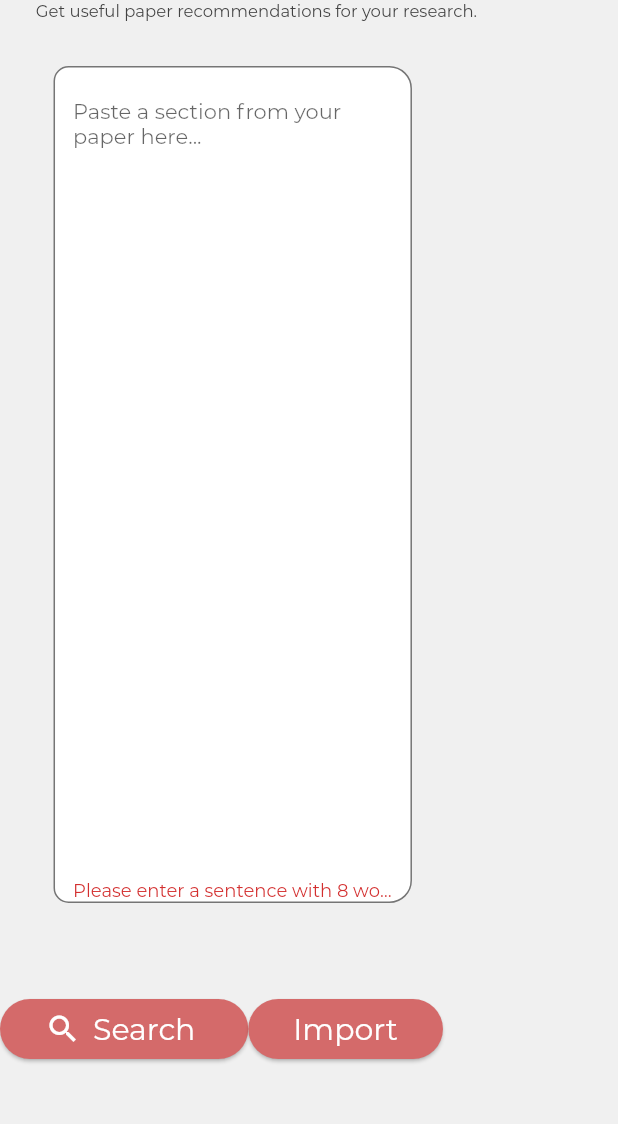
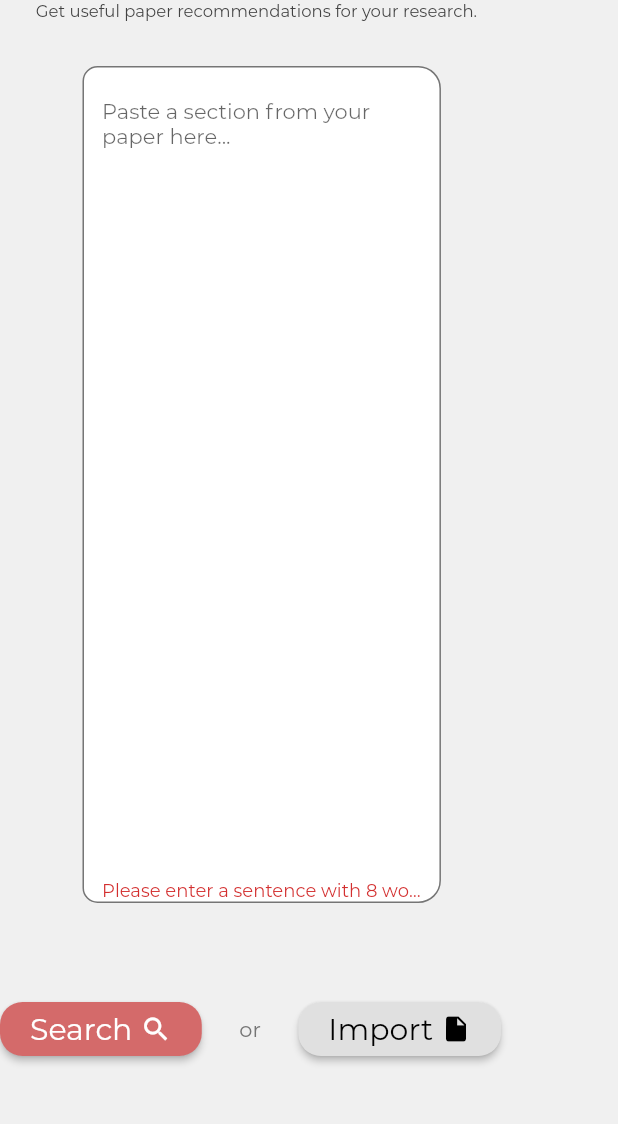
Before and after one commit to sebastiancelis98/CitationRexApp, a Flutter app: the screen it shows after launch, after a tap on "Search", on a phone screen of 412 x 824 dp, the part 81-1205 px from its top. Run offline on Flutter 3.47's test engine with Material 2 defaults, Android fonts, the phone set to English and light mode, and no system bars; missing offline and left inert: dart:html, file_picker_platform_interface, file_picker_web.

Commit message:
Correct fallback url, improve import button UI

```diff
--- a/lib/main.dart
+++ b/lib/main.dart
@@ -10,6 +10,7 @@ import 'package:flutter/foundation.dart';
 import 'package:flutter/material.dart';
 import 'package:provider/provider.dart';
 import 'package:file_picker_web/file_picker_web.dart';
+import 'package:file_picker_platform_interface/file_picker_platform_interface.dart';
 
 void main() {
   runApp(MyApp());
@@ -72,6 +73,46 @@ class _DynamicBodyState extends State<DynamicBody> {
   TextEditingController _textController = TextEditingController();
 
   String _errorText;
+
+  bool _validateInput(String input) {
+    //TODO change to 15 words min when in production mode
+    if (_textController.text.split(" ").length < 8 && kReleaseMode) {
+      setState(() {
+        _errorText = 'Please enter a sentence with 8 words or more!';
+      });
+      return false;
+    }
+    if (_textController.text.split(" ").length < 15) {
+      setState(() {
+        _errorText =
+            'Warning: Sentences with less than 15 words provide less accurate results...';
+      });
+    } else {
+      _errorText = null;
+    }
+    return true;
+  }
+
+  List<String> _splitInput(String input) {
+    List<String> queries = List();
+
+    String currentSentence = "";
+    for (String query in input.split(".")) {
+      if (currentSentence != "") {
+        currentSentence += ". " + query;
+      } else {
+        currentSentence = query;
+      }
+      //If the combined sentence contains less than 15 words, merge it with the next sentence
+      if (currentSentence.split(" ").length < 15) {
+        continue;
+      }
+      queries.add(currentSentence.trim());
+      currentSentence = "";
+    }
+    if (currentSentence.trim() != "") queries.add(currentSentence);
+    return queries;
+  }
 
   @override
   Widget build(BuildContext context) {
@@ -189,88 +230,55 @@ class _DynamicBodyState extends State<DynamicBody> {
                   Row(
                       mainAxisAlignment: MainAxisAlignment.spaceBetween,
                       children: [
-                        RaisedButton.icon(
-                          shape: RoundedRectangleBorder(
-                              borderRadius: BorderRadius.circular(30)),
-                          color: Theme.of(context).primaryColor,
-                          elevation: 1,
-                          padding:
-                              EdgeInsets.symmetric(horizontal: 30, vertical: 8),
+                        MaterialButton(
                           onPressed: () {
-                            //TODO change to 15 words min when in production mode
-                            if (_textController.text.split(" ").length < 8 &&
-                                kReleaseMode) {
-                              setState(() {
-                                _errorText =
-                                    'Please enter a sentence with 8 words or more!';
-                              });
+                            String _query =
+                                _textController.text.replaceAll('\n', ' ');
+
+                            if (!_validateInput(_query)) {
                               return;
-                            }
-                            if (_textController.text.split(" ").length < 15) {
-                              setState(() {
-                                _errorText =
-                                    'Warning: Sentences with less than 15 words provide less accurate results...';
-                              });
-                            } else {
-                              _errorText = null;
                             }
 
                             setState(() {
-                              String _query =
-                                  _textController.text.replaceAll('\n', ' ');
-
-                              List<String> queries = List();
-
-                              String currentSentence = "";
-                              for (String query in _query.split(".")) {
-                                if (currentSentence != "") {
-                                  currentSentence += ". " + query;
-                                } else {
-                                  currentSentence = query;
-                                }
-                                //If the combined sentence contains less than 15 words, merge it with the next sentence
-                                if (currentSentence.split(" ").length < 15) {
-                                  continue;
-                                }
-                                queries.add(currentSentence.trim());
-                                currentSentence = "";
-                              }
-                              if (currentSentence.trim() != "")
-                                queries.add(currentSentence);
+                              List<String> queries = _splitInput(_query);
 
                               print("Queries: " + queries.toString());
                               queryData.updateQueries(queries);
                             });
                           },
-                          label: Text(
+                          shape: RoundedRectangleBorder(
+                              borderRadius: BorderRadius.circular(15)),
+                          color: Theme.of(context).primaryColor,
+                          padding:
+                              EdgeInsets.symmetric(horizontal: 20, vertical: 6),
+                          child: Row(
+                            crossAxisAlignment: CrossAxisAlignment.center,
+                            children: [
+                              Text(
                                 'Search ',
                                 style: TextStyle(
                                     color: Colors.white,
                                     fontSize: 20,
                                     fontFamily: 'Montserrat'),
                               ),
-                          icon: Icon(
-                            Icons.search,
-                            color: Colors.white,
+                              Icon(Icons.search, color: Colors.white, size: 21),
+                            ],
                           ),
                         ),
+                        Container(
+                          margin: EdgeInsets.symmetric(horizontal: 25),
+                          child: Text('or',
+                              style: TextStyle(
+                                  fontFamily: 'Montserrat',
+                                  color: Colors.grey[600])),
+                        ),
                         MaterialButton(
-                          shape: RoundedRectangleBorder(
-                              borderRadius: BorderRadius.circular(30)),
-                          color: Theme.of(context).primaryColor,
-                          elevation: 1,
-                          padding:
-                              EdgeInsets.symmetric(horizontal: 30, vertical: 8),
-                          child: Text(
-                            'Import',
-                            style: TextStyle(
-                                color: Colors.white,
-                                fontSize: 20,
-                                fontFamily: 'Montserrat'),
-                          ),
                           onPressed: () async {
-                            File file = await FilePicker.getFile();
+                            File file = await FilePicker.getFile(
+                                allowedExtensions: ['.txt'],
+                                type: FileType.custom);
                             FileReader reader = new FileReader();
+
                             reader.onLoad.listen((e) {
                               String text = reader.result;
                               _textController.text = text;
@@ -280,6 +288,29 @@ class _DynamicBodyState extends State<DynamicBody> {
 
                             setState(() {});
                           },
+                          padding:
+                              EdgeInsets.symmetric(horizontal: 20, vertical: 6),
+                          child: Row(
+                            children: [
+                              Text(
+                                'Import ',
+                                style: TextStyle(
+                                  fontSize: 20,
+                                  fontFamily: 'Montserrat',
+                                  color: Colors.black,
+                                ),
+                              ),
+                              Icon(
+                                Icons.insert_drive_file,
+                                color: Colors.black,
+                                size: 20,
+                              ),
+                            ],
+                          ),
+                          shape: RoundedRectangleBorder(
+                            borderRadius: BorderRadius.circular(15),
+                          ),
+                          color: Colors.grey[300],
                         ),
                       ]),
                   Expanded(
```
Also changed, not shown: lib/controller/recommender.dart (+10 -14 lines), lib/utils/customwidgets.dart (+16 -3 lines). Lines whose indentation alone changed are shown as unchanged.
